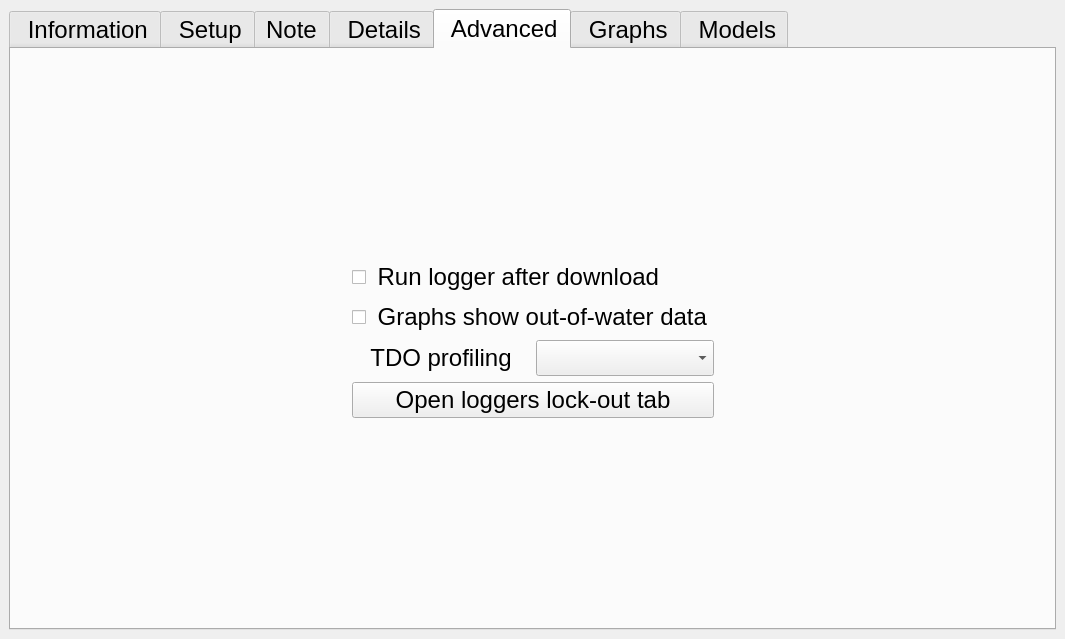
Before: the Qt Designer form ddh/gui/gui.ui in LowellInstruments/ddh5, drawn with Qt 5.
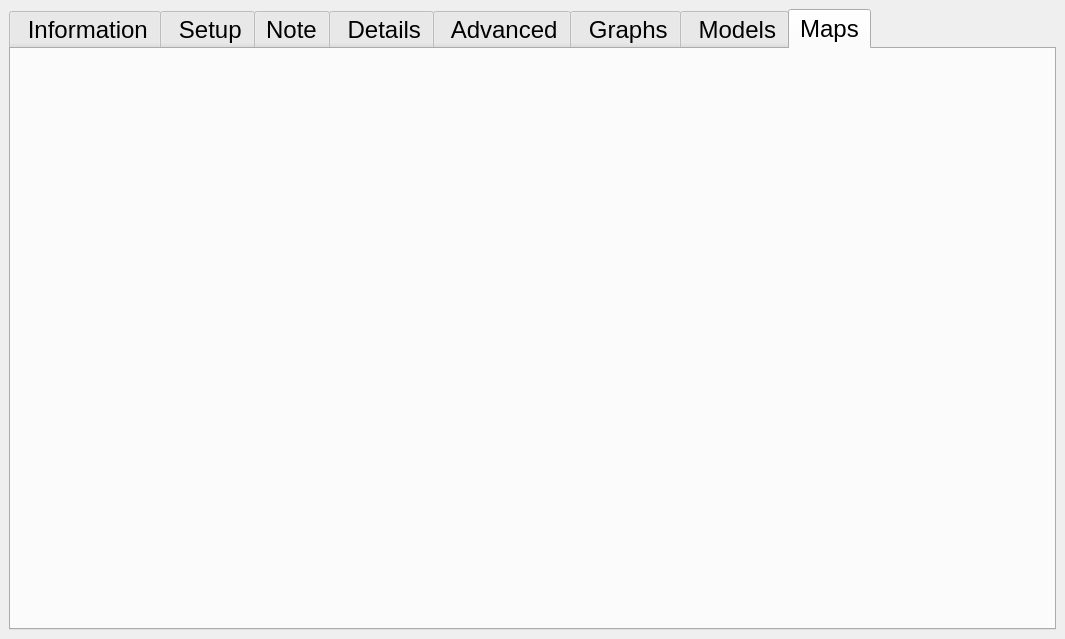
After: the same form once the commit is applied. Icons and pictures are not drawn.

```diff
--- a/ddh/gui/gui.ui
+++ b/ddh/gui/gui.ui
@@ -41,7 +41,7 @@
        </font>
       </property>
       <property name="currentIndex">
-       <number>4</number>
+       <number>7</number>
       </property>
       <widget class="QWidget" name="tab">
        <property name="sizePolicy">
@@ -1812,6 +1812,16 @@
         </item>
        </layout>
       </widget>
+      <widget class="QWidget" name="tab_maps">
+       <attribute name="title">
+        <string>Maps</string>
+       </attribute>
+       <layout class="QHBoxLayout" name="horizontalLayout_19">
+        <item>
+         <layout class="QVBoxLayout" name="lay_maps"/>
+        </item>
+       </layout>
+      </widget>
      </widget>
     </item>
    </layout>
```
